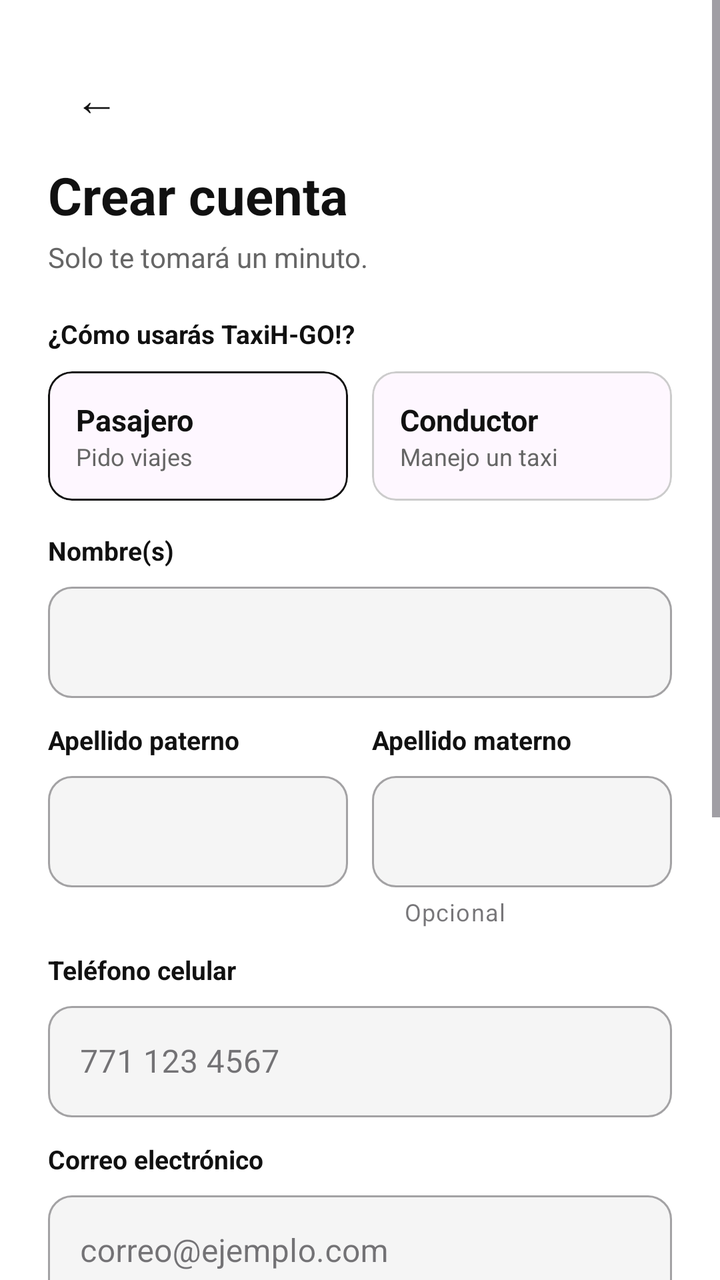
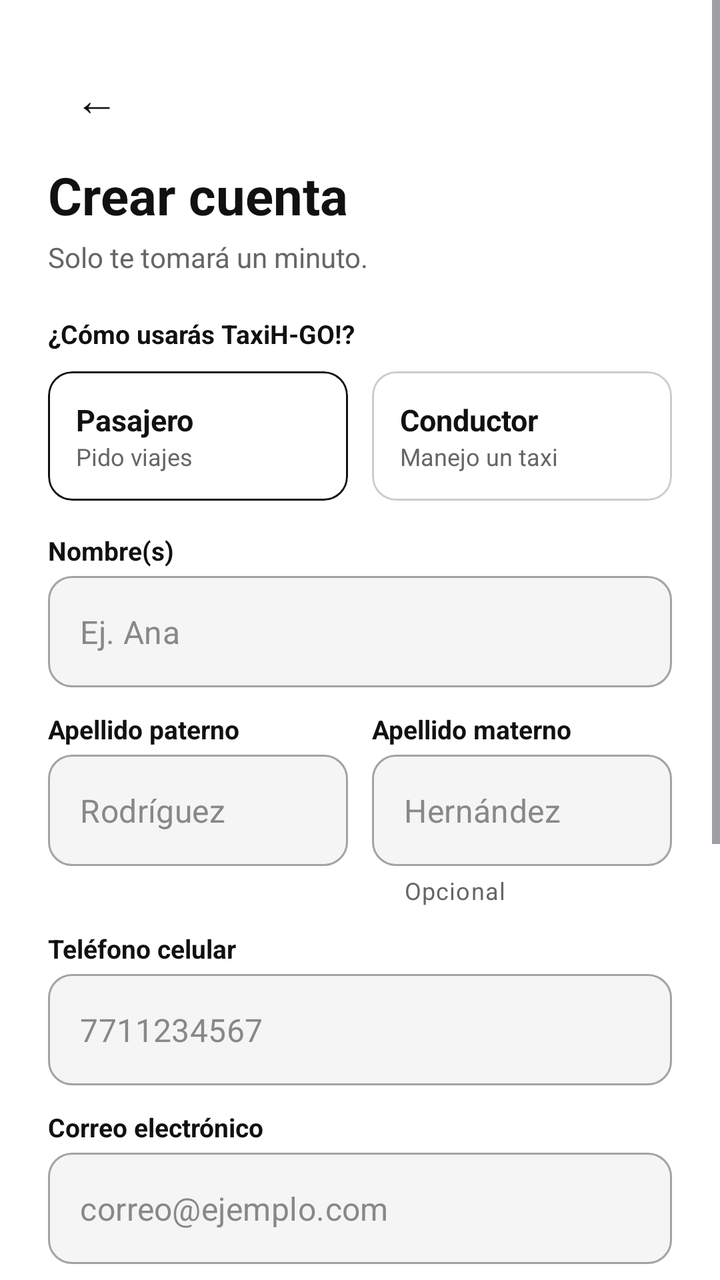

Two renders of the same Android screen: before a commit and after it. Below are the layout's source before the change and the commit's diff.
<!-- AndroidManifest.xml: application theme Theme.AppTaxiHGO -->
<!-- res/layout/activity_registro.xml -->
<?xml version="1.0" encoding="utf-8"?>
<ScrollView xmlns:android="http://schemas.android.com/apk/res/android"
    xmlns:app="http://schemas.android.com/apk/res-auto"
    android:layout_width="match_parent"
    android:layout_height="match_parent"
    android:background="#FFFFFF"
    android:fillViewport="true">

    <LinearLayout
        android:layout_width="match_parent"
        android:layout_height="wrap_content"
        android:orientation="vertical"
        android:padding="24dp">

        <com.google.android.material.button.MaterialButton
            android:id="@+id/btn_regresar"
            style="@style/Widget.MaterialComponents.Button.TextButton"
            android:layout_width="48dp"
            android:layout_height="48dp"
            android:text="←"
            android:textColor="#111111"
            android:textSize="22sp" />

        <TextView
            android:layout_width="wrap_content"
            android:layout_height="wrap_content"
            android:layout_marginTop="8dp"
            android:text="Crear cuenta"
            android:textColor="#111111"
            android:textSize="26sp"
            android:textStyle="bold" />

        <TextView
            android:layout_width="wrap_content"
            android:layout_height="wrap_content"
            android:layout_marginTop="4dp"
            android:layout_marginBottom="20dp"
            android:text="Solo te tomará un minuto."
            android:textColor="#666666"
            android:textSize="14sp" />

        <TextView
            android:layout_width="wrap_content"
            android:layout_height="wrap_content"
            android:layout_marginBottom="10dp"
            android:text="¿Cómo usarás TaxiH-GO!?"
            android:textColor="#111111"
            android:textSize="13sp"
            android:textStyle="bold" />

        
        <LinearLayout
            android:layout_width="match_parent"
            android:layout_height="wrap_content"
            android:orientation="horizontal"
            android:weightSum="2">

            <com.google.android.material.card.MaterialCardView
                android:id="@+id/card_pasajero"
                android:layout_width="0dp"
                android:layout_height="wrap_content"
                android:layout_marginEnd="6dp"
                android:layout_weight="1"
                android:checkable="true"
                android:clickable="true"
                android:focusable="true"
                app:cardCornerRadius="12dp"
                app:strokeColor="#111111"
                app:strokeWidth="1dp">

                <LinearLayout
                    android:layout_width="match_parent"
                    android:layout_height="wrap_content"
                    android:orientation="vertical"
                    android:padding="14dp">

                    <TextView
                        android:layout_width="wrap_content"
                        android:layout_height="wrap_content"
                        android:text="Pasajero"
                        android:textColor="#111111"
                        android:textSize="15sp"
                        android:textStyle="bold" />

                    <TextView
                        android:layout_width="wrap_content"
                        android:layout_height="wrap_content"
                        android:text="Pido viajes"
                        android:textColor="#666666"
                        android:textSize="12sp" />
                </LinearLayout>
            </com.google.android.material.card.MaterialCardView>

            <com.google.android.material.card.MaterialCardView
                android:id="@+id/card_conductor"
                android:layout_width="0dp"
                android:layout_height="wrap_content"
                android:layout_marginStart="6dp"
                android:layout_weight="1"
                android:checkable="true"
                android:clickable="true"
                android:focusable="true"
                app:cardCornerRadius="12dp"
                app:strokeColor="#CCCCCC"
                app:strokeWidth="1dp">

                <LinearLayout
                    android:layout_width="match_parent"
                    android:layout_height="wrap_content"
                    android:orientation="vertical"
                    android:padding="14dp">

                    <TextView
                        android:layout_width="wrap_content"
                        android:layout_height="wrap_content"
                        android:text="Conductor"
                        android:textColor="#111111"
                        android:textSize="15sp"
                        android:textStyle="bold" />

                    <TextView
                        android:layout_width="wrap_content"
                        android:layout_height="wrap_content"
                        android:text="Manejo un taxi"
                        android:textColor="#666666"
                        android:textSize="12sp" />
                </LinearLayout>
            </com.google.android.material.card.MaterialCardView>
        </LinearLayout>

        <TextView
            android:id="@+id/tv_error_tipo_cuenta"
            android:layout_width="wrap_content"
            android:layout_height="wrap_content"
            android:layout_marginTop="4dp"
            android:textColor="#D32F2F"
            android:textSize="12sp"
            android:visibility="gone" />

        
        <TextView
            android:layout_width="wrap_content"
            android:layout_height="wrap_content"
            android:layout_marginTop="16dp"
            android:layout_marginBottom="4dp"
            android:text="Nombre(s)"
            android:textColor="#111111"
            android:textSize="13sp"
            android:textStyle="bold" />

        <com.google.android.material.textfield.TextInputLayout
            android:id="@+id/til_nombre"
            style="@style/Widget.MaterialComponents.TextInputLayout.OutlinedBox"
            android:layout_width="match_parent"
            android:layout_height="wrap_content"
            app:boxBackgroundColor="#F5F5F5"
            app:boxCornerRadiusBottomEnd="12dp"
            app:boxCornerRadiusBottomStart="12dp"
            app:boxCornerRadiusTopEnd="12dp"
            app:boxCornerRadiusTopStart="12dp">

            <com.google.android.material.textfield.TextInputEditText
                android:layout_width="match_parent"
                android:layout_height="wrap_content"
                android:inputType="textPersonName" />
        </com.google.android.material.textfield.TextInputLayout>

        
        <LinearLayout
            android:layout_width="match_parent"
            android:layout_height="wrap_content"
            android:layout_marginTop="12dp"
            android:orientation="horizontal"
            android:weightSum="2">

            <LinearLayout
                android:layout_width="0dp"
                android:layout_height="wrap_content"
                android:layout_marginEnd="6dp"
                android:layout_weight="1"
                android:orientation="vertical">

                <TextView
                    android:layout_width="wrap_content"
                    android:layout_height="wrap_content"
                    android:layout_marginBottom="4dp"
                    android:text="Apellido paterno"
                    android:textColor="#111111"
                    android:textSize="13sp"
                    android:textStyle="bold" />

                <com.google.android.material.textfield.TextInputLayout
                    android:id="@+id/til_apellido_paterno"
                    style="@style/Widget.MaterialComponents.TextInputLayout.OutlinedBox"
                    android:layout_width="match_parent"
                    android:layout_height="wrap_content"
                    app:boxBackgroundColor="#F5F5F5"
                    app:boxCornerRadiusBottomEnd="12dp"
                    app:boxCornerRadiusBottomStart="12dp"
                    app:boxCornerRadiusTopEnd="12dp"
                    app:boxCornerRadiusTopStart="12dp">

                    <com.google.android.material.textfield.TextInputEditText
                        android:layout_width="match_parent"
                        android:layout_height="wrap_content"
                        android:inputType="textPersonName" />
                </com.google.android.material.textfield.TextInputLayout>
            </LinearLayout>

            <LinearLayout
                android:layout_width="0dp"
                android:layout_height="wrap_content"
                android:layout_marginStart="6dp"
                android:layout_weight="1"
                android:orientation="vertical">

                <TextView
                    android:layout_width="wrap_content"
                    android:layout_height="wrap_content"
                    android:layout_marginBottom="4dp"
                    android:text="Apellido materno"
                    android:textColor="#111111"
                    android:textSize="13sp"
                    android:textStyle="bold" />

                <com.google.android.material.textfield.TextInputLayout
                    android:id="@+id/til_apellido_materno"
                    style="@style/Widget.MaterialComponents.TextInputLayout.OutlinedBox"
                    android:layout_width="match_parent"
                    android:layout_height="wrap_content"
                    app:boxBackgroundColor="#F5F5F5"
                    app:boxCornerRadiusBottomEnd="12dp"
                    app:boxCornerRadiusBottomStart="12dp"
                    app:boxCornerRadiusTopEnd="12dp"
                    app:boxCornerRadiusTopStart="12dp"
                    app:helperText="Opcional">

                    <com.google.android.material.textfield.TextInputEditText
                        android:layout_width="match_parent"
                        android:layout_height="wrap_content"
                        android:inputType="textPersonName" />
                </com.google.android.material.textfield.TextInputLayout>
            </LinearLayout>
        </LinearLayout>

        
        <TextView
            android:layout_width="wrap_content"
            android:layout_height="wrap_content"
            android:layout_marginTop="12dp"
            android:layout_marginBottom="4dp"
            android:text="Teléfono celular"
            android:textColor="#111111"
            android:textSize="13sp"
            android:textStyle="bold" />

        <com.google.android.material.textfield.TextInputLayout
            android:id="@+id/til_telefono"
            style="@style/Widget.MaterialComponents.TextInputLayout.OutlinedBox"
            android:layout_width="match_parent"
            android:layout_height="wrap_content"
            app:boxBackgroundColor="#F5F5F5"
            app:boxCornerRadiusBottomEnd="12dp"
            app:boxCornerRadiusBottomStart="12dp"
            app:boxCornerRadiusTopEnd="12dp"
            app:boxCornerRadiusTopStart="12dp">

            <com.google.android.material.textfield.TextInputEditText
                android:layout_width="match_parent"
                android:layout_height="wrap_content"
                android:hint="771 123 4567"
                android:inputType="phone"
                android:maxLength="10" />
        </com.google.android.material.textfield.TextInputLayout>

        
        <TextView
            android:layout_width="wrap_content"
            android:layout_height="wrap_content"
            android:layout_marginTop="12dp"
            android:layout_marginBottom="4dp"
            android:text="Correo electrónico"
            android:textColor="#111111"
            android:textSize="13sp"
            android:textStyle="bold" />

        <com.google.android.material.textfield.TextInputLayout
            android:id="@+id/til_correo"
            style="@style/Widget.MaterialComponents.TextInputLayout.OutlinedBox"
            android:layout_width="match_parent"
            android:layout_height="wrap_content"
            app:boxBackgroundColor="#F5F5F5"
            app:boxCornerRadiusBottomEnd="12dp"
            app:boxCornerRadiusBottomStart="12dp"
            app:boxCornerRadiusTopEnd="12dp"
            app:boxCornerRadiusTopStart="12dp">

            <com.google.android.material.textfield.TextInputEditText
                android:layout_width="match_parent"
                android:layout_height="wrap_content"
                android:hint="correo@ejemplo.com"
                android:inputType="textEmailAddress" />
        </com.google.android.material.textfield.TextInputLayout>

        
        <TextView
            android:layout_width="wrap_content"
            android:layout_height="wrap_content"
            android:layout_marginTop="12dp"
            android:layout_marginBottom="4dp"
            android:text="Contraseña"
            android:textColor="#111111"
            android:textSize="13sp"
            android:textStyle="bold" />

        <com.google.android.material.textfield.TextInputLayout
            android:id="@+id/til_contrasena"
            style="@style/Widget.MaterialComponents.TextInputLayout.OutlinedBox"
            android:layout_width="match_parent"
            android:layout_height="wrap_content"
            app:boxBackgroundColor="#F5F5F5"
            app:boxCornerRadiusBottomEnd="12dp"
            app:boxCornerRadiusBottomStart="12dp"
            app:boxCornerRadiusTopEnd="12dp"
            app:boxCornerRadiusTopStart="12dp"
            app:endIconMode="password_toggle">

            <com.google.android.material.textfield.TextInputEditText
                android:layout_width="match_parent"
                android:layout_height="wrap_content"
                android:inputType="textPassword" />
        </com.google.android.material.textfield.TextInputLayout>

        
        <TextView
            android:layout_width="wrap_content"
            android:layout_height="wrap_content"
            android:layout_marginTop="12dp"
            android:layout_marginBottom="4dp"
            android:text="Confirmar contraseña"
            android:textColor="#111111"
            android:textSize="13sp"
            android:textStyle="bold" />

        <com.google.android.material.textfield.TextInputLayout
            android:id="@+id/til_confirmar_contrasena"
            style="@style/Widget.MaterialComponents.TextInputLayout.OutlinedBox"
            android:layout_width="match_parent"
            android:layout_height="wrap_content"
            app:boxBackgroundColor="#F5F5F5"
            app:boxCornerRadiusBottomEnd="12dp"
            app:boxCornerRadiusBottomStart="12dp"
            app:boxCornerRadiusTopEnd="12dp"
            app:boxCornerRadiusTopStart="12dp"
            app:endIconMode="password_toggle">

            <com.google.android.material.textfield.TextInputEditText
                android:layout_width="match_parent"
                android:layout_height="wrap_content"
                android:inputType="textPassword" />
        </com.google.android.material.textfield.TextInputLayout>

        
        <LinearLayout
            android:layout_width="match_parent"
            android:layout_height="wrap_content"
            android:layout_marginTop="14dp"
            android:gravity="center_vertical"
            android:orientation="horizontal">

            <com.google.android.material.checkbox.MaterialCheckBox
                android:id="@+id/cb_aviso_privacidad"
                android:layout_width="wrap_content"
                android:layout_height="wrap_content"
                android:text="Acepto el "
                android:textSize="13sp" />

            <com.google.android.material.button.MaterialButton
                android:id="@+id/btn_leer_aviso"
                style="@style/Widget.MaterialComponents.Button.TextButton"
                android:layout_width="wrap_content"
                android:layout_height="wrap_content"
                android:minWidth="0dp"
                android:paddingStart="0dp"
                android:text="Aviso de privacidad"
                android:textAllCaps="false"
                android:textColor="#111111"
                android:textSize="13sp"
                android:textStyle="bold" />
        </LinearLayout>

        <TextView
            android:id="@+id/tv_error_aviso"
            android:layout_width="wrap_content"
            android:layout_height="wrap_content"
            android:textColor="#D32F2F"
            android:textSize="12sp"
            android:visibility="gone" />

        <com.google.android.material.button.MaterialButton
            android:id="@+id/btn_registrarme"
            android:layout_width="match_parent"
            android:layout_height="54dp"
            android:layout_marginTop="20dp"
            android:backgroundTint="#F5B800"
            android:text="Registrarme"
            android:textAllCaps="false"
            android:textColor="#111111"
            android:textSize="16sp"
            android:textStyle="bold"
            app:cornerRadius="27dp" />

    </LinearLayout>
</ScrollView>
<!-- resources referenced by this layout -->
<resources>
  <style name="Theme.AppTaxiHGO" parent="Base.Theme.AppTaxiHGO" />
  <style name="Base.Theme.AppTaxiHGO" parent="Theme.Material3.DayNight.NoActionBar">
          
          
      </style>
</resources>

<!-- the commit's change to res/layout/activity_registro.xml (unified diff, before → after) -->
@@ -48,7 +48,6 @@
             android:textSize="13sp"
             android:textStyle="bold" />
 
-        
         <LinearLayout
             android:layout_width="match_parent"
             android:layout_height="wrap_content"
@@ -64,6 +63,7 @@
                 android:checkable="true"
                 android:clickable="true"
                 android:focusable="true"
+                app:cardBackgroundColor="#FFFFFF"
                 app:cardCornerRadius="12dp"
                 app:strokeColor="#111111"
                 app:strokeWidth="1dp">
@@ -100,6 +100,7 @@
                 android:checkable="true"
                 android:clickable="true"
                 android:focusable="true"
+                app:cardBackgroundColor="#FFFFFF"
                 app:cardCornerRadius="12dp"
                 app:strokeColor="#CCCCCC"
                 app:strokeWidth="1dp">
@@ -137,7 +138,6 @@
             android:textSize="12sp"
             android:visibility="gone" />
 
-        
         <TextView
             android:layout_width="wrap_content"
             android:layout_height="wrap_content"
@@ -157,15 +157,18 @@
             app:boxCornerRadiusBottomEnd="12dp"
             app:boxCornerRadiusBottomStart="12dp"
             app:boxCornerRadiusTopEnd="12dp"
-            app:boxCornerRadiusTopStart="12dp">
+            app:boxCornerRadiusTopStart="12dp"
+            app:hintEnabled="false">
 
             <com.google.android.material.textfield.TextInputEditText
                 android:layout_width="match_parent"
                 android:layout_height="wrap_content"
-                android:inputType="textPersonName" />
+                android:hint="Ej. Ana"
+                android:inputType="textPersonName"
+                android:textColor="#111111"
+                android:textColorHint="#888888" />
         </com.google.android.material.textfield.TextInputLayout>
 
-        
         <LinearLayout
             android:layout_width="match_parent"
             android:layout_height="wrap_content"
@@ -198,12 +201,16 @@
                     app:boxCornerRadiusBottomEnd="12dp"
                     app:boxCornerRadiusBottomStart="12dp"
                     app:boxCornerRadiusTopEnd="12dp"
-                    app:boxCornerRadiusTopStart="12dp">
+                    app:boxCornerRadiusTopStart="12dp"
+                    app:hintEnabled="false">
 
                     <com.google.android.material.textfield.TextInputEditText
                         android:layout_width="match_parent"
                         android:layout_height="wrap_content"
-                        android:inputType="textPersonName" />
+                        android:hint="Rodríguez"
+                        android:inputType="textPersonName"
+                        android:textColor="#111111"
+                        android:textColorHint="#888888" />
                 </com.google.android.material.textfield.TextInputLayout>
             </LinearLayout>
 
@@ -233,17 +240,21 @@
                     app:boxCornerRadiusBottomStart="12dp"
                     app:boxCornerRadiusTopEnd="12dp"
                     app:boxCornerRadiusTopStart="12dp"
-                    app:helperText="Opcional">
+                    app:helperText="Opcional"
+                    app:helperTextTextColor="#666666"
+                    app:hintEnabled="false">
 
                     <com.google.android.material.textfield.TextInputEditText
                         android:layout_width="match_parent"
                         android:layout_height="wrap_content"
-                        android:inputType="textPersonName" />
+                        android:hint="Hernández"
+                        android:inputType="textPersonName"
+                        android:textColor="#111111"
+                        android:textColorHint="#888888" />
                 </com.google.android.material.textfield.TextInputLayout>
             </LinearLayout>
         </LinearLayout>
 
-        
         <TextView
             android:layout_width="wrap_content"
             android:layout_height="wrap_content"
@@ -256,65 +267,6 @@
 
         <com.google.android.material.textfield.TextInputLayout
             android:id="@+id/til_telefono"
-            style="@style/Widget.MaterialComponents.TextInputLayout.OutlinedBox"
-            android:layout_width="match_parent"
-            android:layout_height="wrap_content"
-            app:boxBackgroundColor="#F5F5F5"
-            app:boxCornerRadiusBottomEnd="12dp"
-            app:boxCornerRadiusBottomStart="12dp"
-            app:boxCornerRadiusTopEnd="12dp"
-            app:boxCornerRadiusTopStart="12dp">
-
-            <com.google.android.material.textfield.TextInputEditText
-                android:layout_width="match_parent"
-                android:layout_height="wrap_content"
-                android:hint="771 123 4567"
-                android:inputType="phone"
-                android:maxLength="10" />
-        </com.google.android.material.textfield.TextInputLayout>
-
-        
-        <TextView
-            android:layout_width="wrap_content"
-            android:layout_height="wrap_content"
-            android:layout_marginTop="12dp"
-            android:layout_marginBottom="4dp"
-            android:text="Correo electrónico"
-            android:textColor="#111111"
-            android:textSize="13sp"
-            android:textStyle="bold" />
-
-        <com.google.android.material.textfield.TextInputLayout
-            android:id="@+id/til_correo"
-            style="@style/Widget.MaterialComponents.TextInputLayout.OutlinedBox"
-            android:layout_width="match_parent"
-            android:layout_height="wrap_content"
-            app:boxBackgroundColor="#F5F5F5"
-            app:boxCornerRadiusBottomEnd="12dp"
-            app:boxCornerRadiusBottomStart="12dp"
-            app:boxCornerRadiusTopEnd="12dp"
-            app:boxCornerRadiusTopStart="12dp">
-
-            <com.google.android.material.textfield.TextInputEditText
-                android:layout_width="match_parent"
-                android:layout_height="wrap_content"
-                android:hint="correo@ejemplo.com"
-                android:inputType="textEmailAddress" />
-        </com.google.android.material.textfield.TextInputLayout>
-
-        
-        <TextView
-            android:layout_width="wrap_content"
-            android:layout_height="wrap_content"
-            android:layout_marginTop="12dp"
-            android:layout_marginBottom="4dp"
-            android:text="Contraseña"
-            android:textColor="#111111"
-            android:textSize="13sp"
-            android:textStyle="bold" />
-
-        <com.google.android.material.textfield.TextInputLayout
-            android:id="@+id/til_contrasena"
             style="@style/Widget.MaterialComponents.TextInputLayout.OutlinedBox"
             android:layout_width="match_parent"
             android:layout_height="wrap_content"
@@ -323,27 +275,30 @@
             app:boxCornerRadiusBottomStart="12dp"
             app:boxCornerRadiusTopEnd="12dp"
             app:boxCornerRadiusTopStart="12dp"
-            app:endIconMode="password_toggle">
+            app:hintEnabled="false">
 
             <com.google.android.material.textfield.TextInputEditText
                 android:layout_width="match_parent"
                 android:layout_height="wrap_content"
-                android:inputType="textPassword" />
+                android:hint="7711234567"
+                android:inputType="phone"
+                android:maxLength="10"
+                android:textColor="#111111"
+                android:textColorHint="#888888" />
         </com.google.android.material.textfield.TextInputLayout>
 
-        
         <TextView
             android:layout_width="wrap_content"
             android:layout_height="wrap_content"
             android:layout_marginTop="12dp"
             android:layout_marginBottom="4dp"
-            android:text="Confirmar contraseña"
+            android:text="Correo electrónico"
             android:textColor="#111111"
             android:textSize="13sp"
             android:textStyle="bold" />
 
         <com.google.android.material.textfield.TextInputLayout
-            android:id="@+id/til_confirmar_contrasena"
+            android:id="@+id/til_correo"
             style="@style/Widget.MaterialComponents.TextInputLayout.OutlinedBox"
             android:layout_width="match_parent"
             android:layout_height="wrap_content"
@@ -352,15 +307,83 @@
             app:boxCornerRadiusBottomStart="12dp"
             app:boxCornerRadiusTopEnd="12dp"
             app:boxCornerRadiusTopStart="12dp"
-            app:endIconMode="password_toggle">
+            app:hintEnabled="false">
 
             <com.google.android.material.textfield.TextInputEditText
                 android:layout_width="match_parent"
                 android:layout_height="wrap_content"
-                android:inputType="textPassword" />
+                android:hint="correo@ejemplo.com"
+                android:inputType="textEmailAddress"
+                android:textColor="#111111"
+                android:textColorHint="#888888" />
         </com.google.android.material.textfield.TextInputLayout>
 
-        
+        <TextView
+            android:layout_width="wrap_content"
+            android:layout_height="wrap_content"
+            android:layout_marginTop="12dp"
+            android:layout_marginBottom="4dp"
+            android:text="Contraseña"
+            android:textColor="#111111"
+            android:textSize="13sp"
+            android:textStyle="bold" />
+
+        <com.google.android.material.textfield.TextInputLayout
+            android:id="@+id/til_contrasena"
+            style="@style/Widget.MaterialComponents.TextInputLayout.OutlinedBox"
+            android:layout_width="match_parent"
+            android:layout_height="wrap_content"
+            app:boxBackgroundColor="#F5F5F5"
+            app:boxCornerRadiusBottomEnd="12dp"
+            app:boxCornerRadiusBottomStart="12dp"
+            app:boxCornerRadiusTopEnd="12dp"
+            app:boxCornerRadiusTopStart="12dp"
+            app:endIconMode="password_toggle"
+            app:endIconTint="#666666"
+            app:hintEnabled="false">
+
+            <com.google.android.material.textfield.TextInputEditText
+                android:layout_width="match_parent"
+                android:layout_height="wrap_content"
+                android:hint="••••••••"
+                android:inputType="textPassword"
+                android:textColor="#111111"
+                android:textColorHint="#888888" />
+        </com.google.android.material.textfield.TextInputLayout>
+
+        <TextView
+            android:layout_width="wrap_content"
+            android:layout_height="wrap_content"
+            android:layout_marginTop="12dp"
+            android:layout_marginBottom="4dp"
+            android:text="Confirmar contraseña"
+            android:textColor="#111111"
+            android:textSize="13sp"
+            android:textStyle="bold" />
+
+        <com.google.android.material.textfield.TextInputLayout
+            android:id="@+id/til_confirmar_contrasena"
+            style="@style/Widget.MaterialComponents.TextInputLayout.OutlinedBox"
+            android:layout_width="match_parent"
+            android:layout_height="wrap_content"
+            app:boxBackgroundColor="#F5F5F5"
+            app:boxCornerRadiusBottomEnd="12dp"
+            app:boxCornerRadiusBottomStart="12dp"
+            app:boxCornerRadiusTopEnd="12dp"
+            app:boxCornerRadiusTopStart="12dp"
+            app:endIconMode="password_toggle"
+            app:endIconTint="#666666"
+            app:hintEnabled="false">
+
+            <com.google.android.material.textfield.TextInputEditText
+                android:layout_width="match_parent"
+                android:layout_height="wrap_content"
+                android:hint="••••••••"
+                android:inputType="textPassword"
+                android:textColor="#111111"
+                android:textColorHint="#888888" />
+        </com.google.android.material.textfield.TextInputLayout>
+
         <LinearLayout
             android:layout_width="match_parent"
             android:layout_height="wrap_content"
@@ -373,6 +396,7 @@
                 android:layout_width="wrap_content"
                 android:layout_height="wrap_content"
                 android:text="Acepto el "
+                android:textColor="#111111"
                 android:textSize="13sp" />
 
             <com.google.android.material.button.MaterialButton
